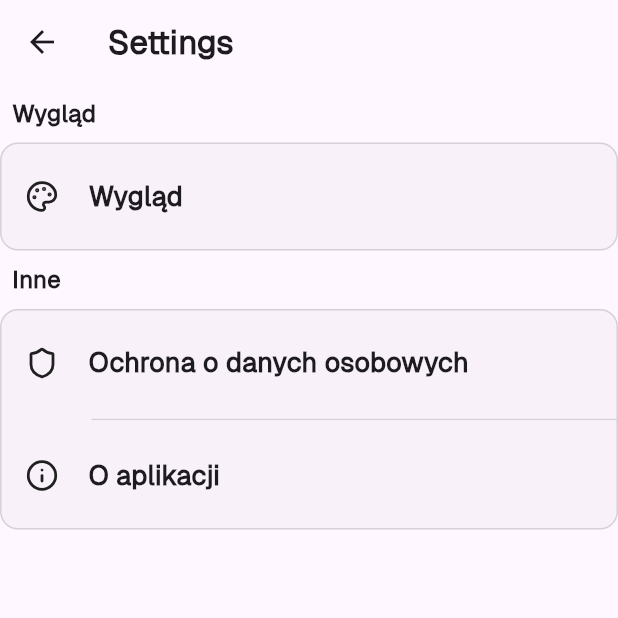
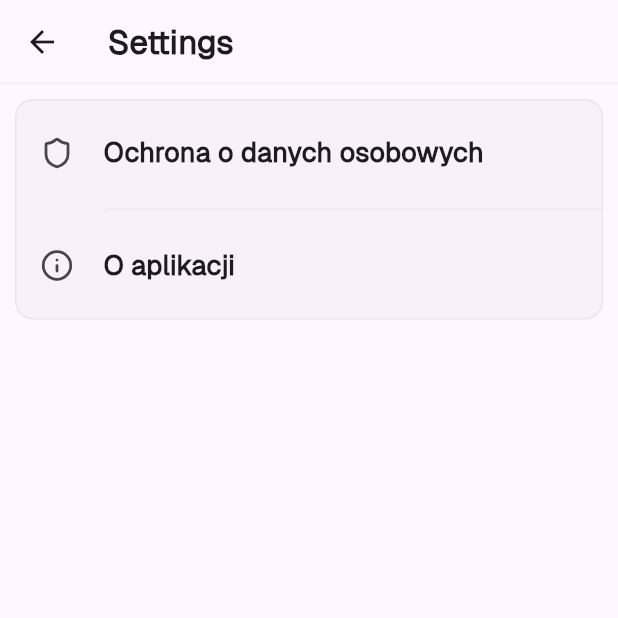
Before and after one commit to Schoji/LatwaUstawa, a Flutter app: the SettingsPage screen opened directly, on a phone screen of 412 x 824 dp, the top half of it. Run offline on Flutter 3.47's test engine with Material 3 defaults, Android fonts, the phone set to English and light mode, and no system bars; our stand-ins replace flutter_widget_from_html, lucide_icons_flutter; project files that could hold a hidden picture were left out.

Commit message:
Tweaks to settings page

```diff
--- a/frontend/lib/settings/settings_page.dart
+++ b/frontend/lib/settings/settings_page.dart
@@ -10,19 +10,21 @@ class SettingsPage extends StatelessWidget {
   Widget build(BuildContext context) {
     return Scaffold(
       appBar: AppBar(
+        shape: Border(
+          bottom: BorderSide(
+            color: Theme.of(context).colorScheme.outlineVariant.withAlpha(50),
+            width: 1,
+          ),
+        ),
         title: Text("Settings", style: TextStyle(fontWeight: FontWeight.bold)),
       ),
       body: SingleChildScrollView(
+        child: Padding(
+          padding: const EdgeInsets.symmetric(vertical: 10, horizontal: 10),
           child: Column(
             children: [
               SectionWidget(
-              label: "Wygląd",
-              children: [
-                SectionButton(label: "Wygląd", icon: LucideIcons.palette),
-              ],
-            ),
-            SectionWidget(
-              label: "Inne",
+                //label: "Inne",
                 children: [
                   SectionButton(
                     label: "Ochrona o danych osobowych",
@@ -34,6 +36,7 @@ class SettingsPage extends StatelessWidget {
             ],
           ),
         ),
+      ),
     );
   }
 }
--- a/frontend/lib/settings/widgets/section_button.dart
+++ b/frontend/lib/settings/widgets/section_button.dart
@@ -8,7 +8,7 @@ class SectionButton extends StatelessWidget {
 
   @override
   Widget build(BuildContext context) {
-    // final colors = Theme.of(context).colorScheme;
+    final colors = Theme.of(context).colorScheme;
     return Material(
       color: Colors.transparent,
       child: InkWell(
@@ -20,7 +20,7 @@ class SectionButton extends StatelessWidget {
             crossAxisAlignment: CrossAxisAlignment.center,
             spacing: 20,
             children: [
-              Icon(icon, size: 22),
+              Icon(icon, size: 22, color: colors.onSurfaceVariant),
               Text(
                 label,
                 style: TextStyle(fontSize: 18, fontWeight: FontWeight.w600),
--- a/frontend/lib/settings/widgets/section_widget.dart
+++ b/frontend/lib/settings/widgets/section_widget.dart
@@ -1,9 +1,9 @@
 import 'package:flutter/material.dart';
 
 class SectionWidget extends StatelessWidget {
-  const SectionWidget({super.key, required this.label, required this.children});
+  const SectionWidget({super.key, this.label, required this.children});
 
-  final String label;
+  final String? label;
   final List<Widget> children;
 
   @override
@@ -13,17 +13,20 @@ class SectionWidget extends StatelessWidget {
       crossAxisAlignment: CrossAxisAlignment.start,
       children: [
         Padding(
-          padding: const EdgeInsets.all(8.0),
-          child: Text(
-            label,
-            style: TextStyle(fontWeight: FontWeight.w600, fontSize: 16),
-          ),
+          padding: const EdgeInsets.all(0),
+
+          child: label != null
+              ? Text(
+                  label!,
+                  style: TextStyle(fontWeight: FontWeight.w600, fontSize: 16),
+                )
+              : null,
         ),
         Container(
           decoration: BoxDecoration(
             borderRadius: BorderRadius.all(Radius.circular(12)),
             color: colors.surfaceContainerLow,
-            border: Border.all(color: colors.onSurfaceVariant.withAlpha(50)),
+            border: Border.all(color: colors.onSurfaceVariant.withAlpha(20)),
           ),
           child: Column(
             crossAxisAlignment: CrossAxisAlignment.center,
@@ -35,7 +38,7 @@ class SectionWidget extends StatelessWidget {
                     height: 5,
                     thickness: .5,
                     indent: 60,
-                    color: colors.onSurfaceVariant.withAlpha(80),
+                    color: colors.onSurfaceVariant.withAlpha(30),
                   ),
               ],
             ],
```
Lines whose indentation alone changed are shown as unchanged.
